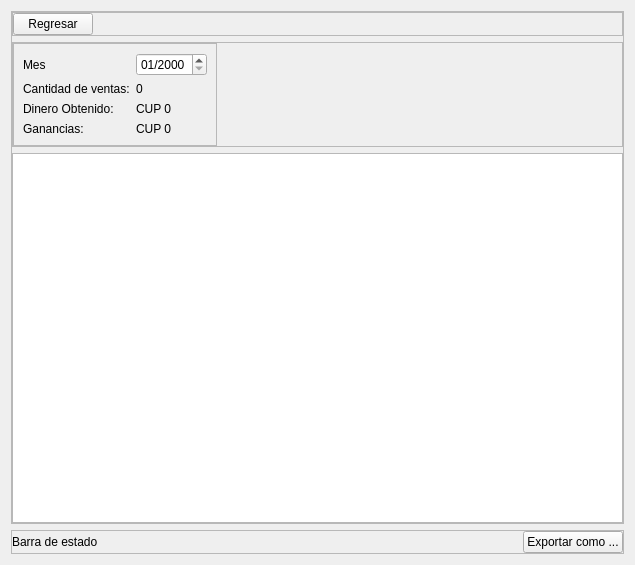
Above: view/ui/month_sale_report.ui from R0land013/blue-pos before the change. Below: the same form after it.
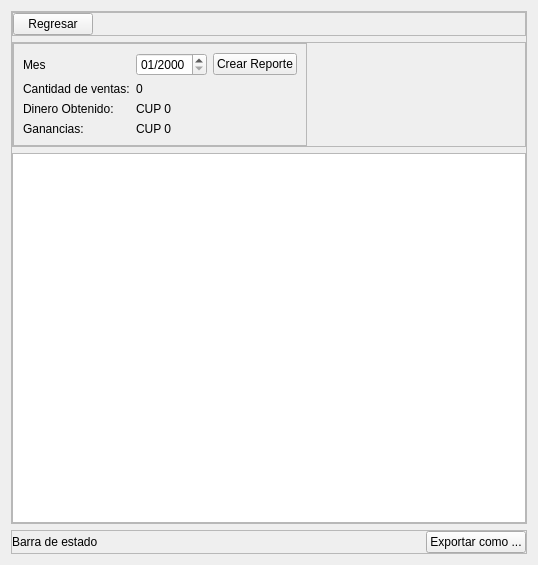
That is the form after the change.

Commit message: Feat: Las elementos son cargados en la tabla de la vista de reporte mensual.

The edit to the form file:
```diff
--- a/view/ui/month_sale_report.ui
+++ b/view/ui/month_sale_report.ui
@@ -6,7 +6,7 @@
    <rect>
     <x>0</x>
     <y>0</y>
-    <width>635</width>
+    <width>538</width>
     <height>565</height>
    </rect>
   </property>
@@ -174,6 +174,13 @@
               </property>
              </widget>
             </item>
+            <item row="0" column="2">
+             <widget class="QPushButton" name="create_report_button">
+              <property name="text">
+               <string>Crear Reporte</string>
+              </property>
+             </widget>
+            </item>
            </layout>
           </widget>
          </item>
```
Left out of the diff: 28 changed lines with no effect on the pictures. The commit also changes 2 other files.
